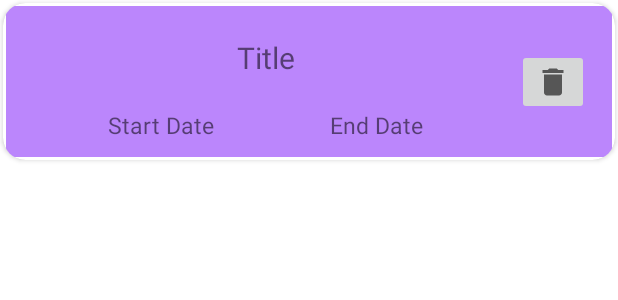
After one commit to Tanmai2002/My_Todo_Kotlin, an Android app: the layout task_list_task.xml on its own in the app's theme, with its tools: preview values and no code run, on a phone screen of 412 x 824 dp. The commit adds this screen. Shown: the top 300 px of the screen. Run offline under Robolectric (Android 15) with nearby library versions, the phone set to English and light mode, and no system bars.

Commit message:
All task view Createed

```diff
--- a/app/src/main/AndroidManifest.xml
+++ b/app/src/main/AndroidManifest.xml
@@ -6,7 +6,7 @@
         android:allowBackup="true"
         android:icon="@mipmap/ic_launcher"
         android:label="@string/app_name"
-        android:name=".TaskApplication"
+        android:name="com.dazz.mytodo.TaskApplication"
         android:roundIcon="@mipmap/ic_launcher_round"
         android:supportsRtl="true"
         android:theme="@style/Theme.MyTodo">
--- a/app/src/main/java/com/dazz/mytodo/database/TaskDao.kt
+++ b/app/src/main/java/com/dazz/mytodo/database/TaskDao.kt
@@ -5,7 +5,7 @@ import kotlinx.coroutines.flow.Flow
 
 @Dao
 interface TaskDao {
-    @Query("Select * From tasks")
+    @Query("Select * From tasks order by id asc")
     fun getAllTasks() :Flow<List<Task>>
 
     @Insert(onConflict = OnConflictStrategy.REPLACE)
@@ -19,4 +19,5 @@ interface TaskDao {
 
     @Delete
     suspend fun deleteTask(task :Task)
+
 }
--- a/app/src/main/java/com/dazz/mytodo/database/TaskDatabase.kt
+++ b/app/src/main/java/com/dazz/mytodo/database/TaskDatabase.kt
@@ -4,7 +4,7 @@ import android.content.Context
 import androidx.room.*
 import androidx.room.TypeConverter
 
-@Database(entities = [Task::class],version =3,exportSchema = false)
+@Database(entities = [Task::class],version =5,exportSchema = false)
 @TypeConverters(value = [TodoTypeConverter::class])
 abstract class TaskDatabase : RoomDatabase() {
     abstract fun taskDao() : TaskDao
@@ -17,7 +17,7 @@ abstract class TaskDatabase : RoomDatabase() {
                 val instance = Room.databaseBuilder(
                     context.applicationContext,
                     TaskDatabase::class.java,
-                    "task_database"
+                    "task_database2"
                 )
                     .fallbackToDestructiveMigration()
                     .build()
--- a/app/src/main/java/com/dazz/mytodo/ui/addTaskFragment/AddTaskFragment.kt
+++ b/app/src/main/java/com/dazz/mytodo/ui/addTaskFragment/AddTaskFragment.kt
@@ -67,6 +67,7 @@ class AddTaskFragment : Fragment() {
             ,SDate.value!!,EDate.value!!,Type.value!!)
 //        findNavController().popBackStack()
         resetAll()
+        findNavController().navigateUp()
     }
     /**
      *State 0:StartDate
@@ -123,6 +124,9 @@ class AddTaskFragment : Fragment() {
         }
     }
 
-
+    override fun onDestroy() {
+        super.onDestroy()
+        _binding=null
+    }
 
 }
--- a/app/src/main/java/com/dazz/mytodo/ui/dashboard/DashboardFragment.kt
+++ b/app/src/main/java/com/dazz/mytodo/ui/dashboard/DashboardFragment.kt
@@ -32,8 +32,7 @@ class DashboardFragment : Fragment() {
     ): View? {
 
         _binding = FragmentHomeBinding.inflate(inflater, container, false)
-        val action =DashboardFragmentDirections.actionNavHomeToAddTaskFragment()
-        findNavController().navigate(action)
+
         return binding.root
     }
 
--- /dev/null
+++ b/app/src/main/res/drawable/ic_baseline_delete_24.xml
@@ -0,0 +1,10 @@
+<vector xmlns:android="http://schemas.android.com/apk/res/android"
+    android:width="24dp"
+    android:height="24dp"
+    android:viewportWidth="24"
+    android:viewportHeight="24"
+    android:tint="?attr/colorControlNormal">
+  <path
+      android:fillColor="@android:color/white"
+      android:pathData="M6,19c0,1.1 0.9,2 2,2h8c1.1,0 2,-0.9 2,-2V7H6v12zM19,4h-3.5l-1,-1h-5l-1,1H5v2h14V4z"/>
+</vector>
--- /dev/null
+++ b/app/src/main/res/layout/task_list_task.xml
@@ -0,0 +1,69 @@
+<?xml version="1.0" encoding="utf-8"?>
+<androidx.cardview.widget.CardView xmlns:android="http://schemas.android.com/apk/res/android"
+    android:layout_width="match_parent"
+    android:layout_height="wrap_content"
+    app:cardCornerRadius="15dp"
+    android:layout_margin="2dp"
+    xmlns:tools="http://schemas.android.com/tools"
+    xmlns:app="http://schemas.android.com/apk/res-auto">
+<androidx.constraintlayout.widget.ConstraintLayout
+    android:id="@+id/task_item_container"
+    android:layout_width="match_parent"
+    android:background="@color/purple_200"
+    android:layout_margin="2dp"
+    android:padding="5dp"
+    android:layout_height="wrap_content">
+    <TextView
+        android:id="@+id/task_item_title"
+        android:layout_width="wrap_content"
+        android:layout_height="wrap_content"
+        android:layout_margin="10dp"
+        android:ellipsize="end"
+        android:maxLines="1"
+        android:padding="5dp"
+        android:textSize="20sp"
+        app:layout_constraintEnd_toStartOf="@+id/imageButton"
+        app:layout_constraintStart_toStartOf="parent"
+        app:layout_constraintTop_toTopOf="parent"
+        tools:text="Title" />
+    <TextView
+        android:id="@+id/task_item_SDate"
+        android:layout_width="wrap_content"
+        android:layout_height="wrap_content"
+        android:layout_margin="10dp"
+        android:ellipsize="end"
+        android:maxLines="1"
+        android:padding="5dp"
+        android:textSize="15sp"
+        app:layout_constraintEnd_toStartOf="@id/task_item_EDate"
+        app:layout_constraintStart_toStartOf="parent"
+        app:layout_constraintTop_toBottomOf="@id/task_item_title"
+        tools:text="Start Date" />
+
+    <TextView
+        android:id="@+id/task_item_EDate"
+        android:layout_width="wrap_content"
+        android:layout_height="wrap_content"
+        android:layout_margin="10dp"
+        android:ellipsize="end"
+        android:maxLines="1"
+        android:padding="5dp"
+        android:textSize="15sp"
+        app:layout_constraintEnd_toStartOf="@+id/imageButton"
+        app:layout_constraintStart_toEndOf="@id/task_item_SDate"
+        app:layout_constraintTop_toBottomOf="@id/task_item_title"
+        tools:text="End Date" />
+
+    <ImageButton
+        android:id="@+id/imageButton"
+        android:layout_width="wrap_content"
+        android:layout_height="wrap_content"
+        android:layout_margin="10dp"
+        android:src="@drawable/ic_baseline_delete_24"
+
+        app:layout_constraintBottom_toBottomOf="parent"
+        app:layout_constraintEnd_toEndOf="parent"
+        app:layout_constraintTop_toTopOf="parent" />
+</androidx.constraintlayout.widget.ConstraintLayout>
+
+</androidx.cardview.widget.CardView>
--- a/app/src/main/res/navigation/mobile_navigation.xml
+++ b/app/src/main/res/navigation/mobile_navigation.xml
@@ -17,7 +17,7 @@
 
     <fragment
         android:id="@+id/nav_gallery"
-        android:name="com.dazz.mytodo.ui.allTasks.GalleryFragment"
+        android:name="com.dazz.mytodo.ui.allTasks.AllTasksFragment"
         android:label="@string/menu_gallery"
         tools:layout="@layout/fragment_gallery" />
 
--- a/app/src/main/res/values/strings.xml
+++ b/app/src/main/res/values/strings.xml
@@ -19,4 +19,5 @@
     <string name="submit">Submit</string>
     <string name="type">Type</string>
     <string name="add_task">Add Task</string>
+    <string name="tasks">Tasks</string>
 </resources>
--- a/build.gradle
+++ b/build.gradle
@@ -10,15 +10,15 @@ buildscript {
         lifecycle_version = '2.3.1'
         material_version = '1.4.0'
         nav_version = '2.3.5'
-        room_version = '2.3.0'
+        room_version = '2.4.0'
     }
     repositories {
         google()
         mavenCentral()
     }
     dependencies {
-        classpath "com.android.tools.build:gradle:7.0.2"
-        classpath "org.jetbrains.kotlin:kotlin-gradle-plugin:1.5.31"
+        classpath "com.android.tools.build:gradle:7.0.4"
+        classpath "org.jetbrains.kotlin:kotlin-gradle-plugin:1.5.20"
         classpath "androidx.navigation:navigation-safe-args-gradle-plugin:$nav_version"
 
         // NOTE: Do not place your application dependencies here; they belong
```
Also changed, not shown: app/src/main/java/com/dazz/mytodo/BindingAdapters.kt (+4 -5 lines), app/src/main/java/com/dazz/mytodo/MainActivity.kt (+6 -5 lines), app/src/main/java/com/dazz/mytodo/adapters/AllTasksViewAdapter.kt (added, +66 -0 lines), app/src/main/java/com/dazz/mytodo/models/TodoViewModel.kt (+9 -1 lines), app/src/main/java/com/dazz/mytodo/ui/allTasks/AllTasksFragment.kt (+25 -1 lines), app/src/main/res/layout/fragment_gallery.xml (+32 -16 lines).
